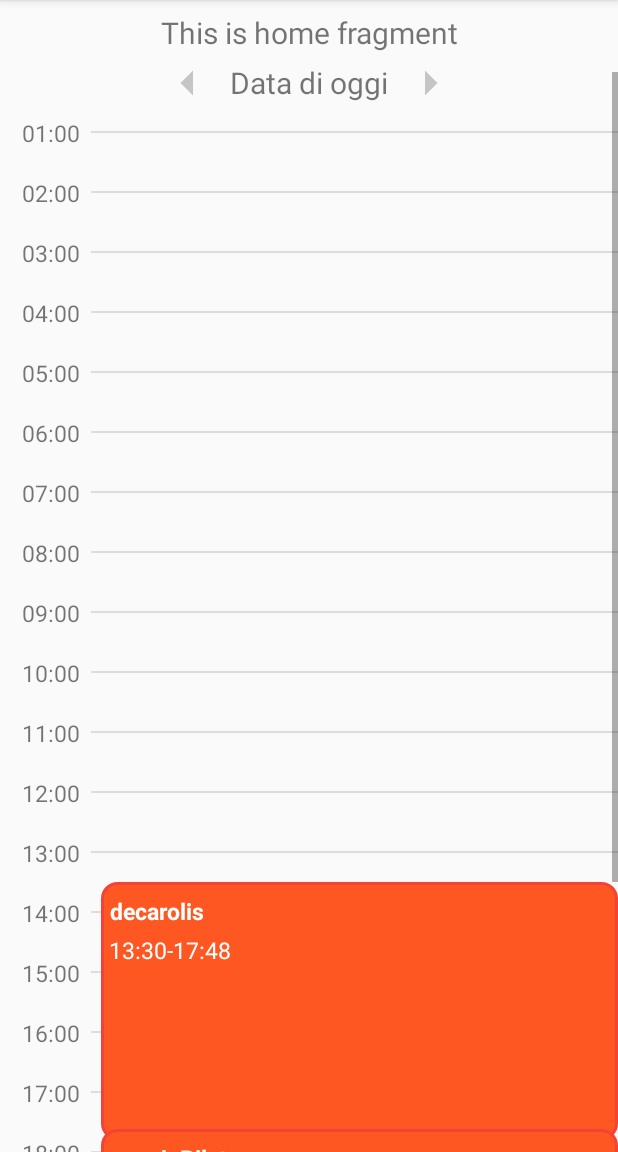
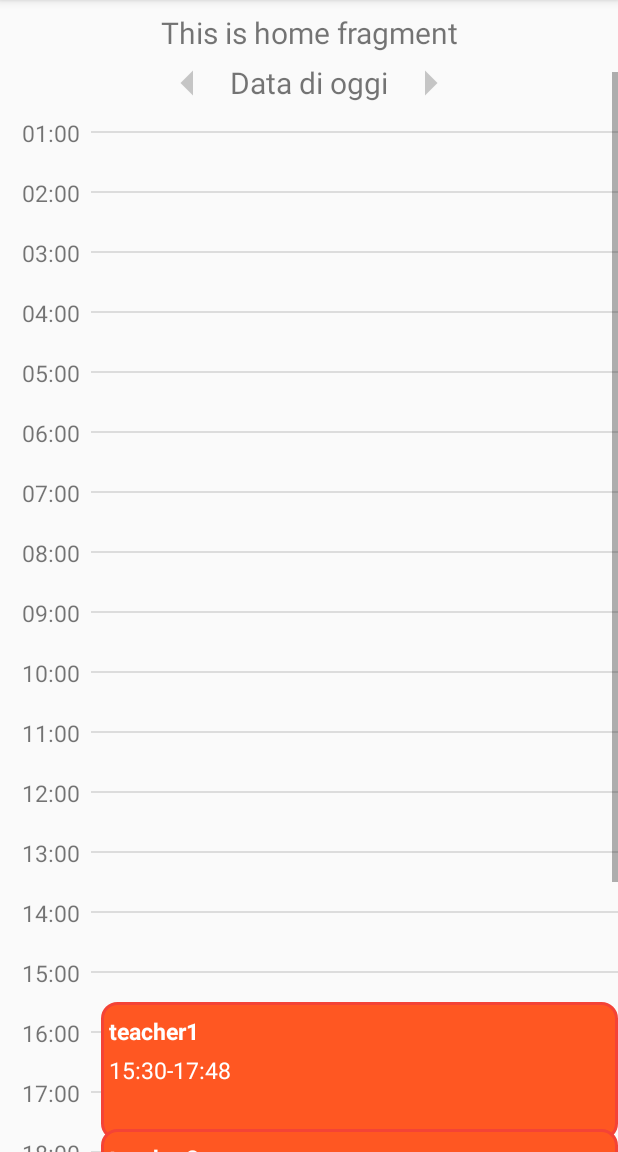
Before and after one commit to davideC00/lesson-calendar-app, an Android app: the fragment HomeFragment shown on its own in the app's theme, on a phone screen of 412 x 824 dp, the part 84-1236 px from its top. Run offline under Robolectric (Android 15) with nearby library versions, the phone set to English and light mode, and no system bars.

Commit message:
DOC: Code organization

```diff
--- a/src/main/java/it/uniba/di/sms/orariolezioni/data/DbHandler.java
+++ b/src/main/java/it/uniba/di/sms/orariolezioni/data/DbHandler.java
@@ -85,4 +85,6 @@ public class DbHandler extends SQLiteOpenHelper {
         db.delete(TABLE_REQUEST, KEY_ID+" = ?",new String[]{String.valueOf(request.id)});
         db.close();
     }
+
+
 }
--- a/src/main/java/it/uniba/di/sms/orariolezioni/ui/home/HomeFragment.java
+++ b/src/main/java/it/uniba/di/sms/orariolezioni/ui/home/HomeFragment.java
@@ -43,12 +43,12 @@ public class HomeFragment extends Fragment {
         });
 
         // TODO retrieve data from viewmodel
-        Lesson lesson = new Lesson("decarolis",
-                (new GregorianCalendar(2012, 12, 3, 13, 30, 0)).getTime(),
+        Lesson lesson = new Lesson("teacher1",
+                (new GregorianCalendar(2012, 12, 3, 15, 30, 0)).getTime(),
                 (new GregorianCalendar(2012, 12, 3, 17, 48, 0)).getTime());
-        Lesson lesson2 = new Lesson( "ponzioPilato",
+        Lesson lesson2 = new Lesson( "teacher2",
                 (new GregorianCalendar(2012, 12, 3, 17, 38, 0)).getTime(),
-                (new GregorianCalendar(2012, 12, 3, 18, 48, 0)).getTime());
+                (new GregorianCalendar(2012, 12, 3, 19, 48, 0)).getTime());
 
         // Construct the data source
         ArrayList<Lesson> lessons = new ArrayList<Lesson>();
--- a/src/main/java/it/uniba/di/sms/orariolezioni/ui/home/LessonsAdapter.java
+++ b/src/main/java/it/uniba/di/sms/orariolezioni/ui/home/LessonsAdapter.java
@@ -41,9 +41,6 @@ public class LessonsAdapter extends ArrayAdapter<Lesson> {
 
         tvLessonTeacher.setText(lesson.teacher);
 
-
-
-
         // the duration(hours) is with 000 more so later there are less round errors
         // the real formula should have been (60*60*1000)
         long durationHours = (lesson.toDate.getTime() - lesson.fromDate.getTime())/(60 * 60);
@@ -54,10 +51,11 @@ public class LessonsAdapter extends ArrayAdapter<Lesson> {
         }
 
         ViewGroup.LayoutParams params =  convertView.getLayoutParams();
-        params.height = ((parent.getHeight()/24)*(int)durationHours)/1000;
+        params.height = getPositionFromTime(parent.getHeight(), (int)durationHours);
 
-        // Check if the height is less the TextView min
+
         if(params.height < tvLessonTeacher.getMinHeight()) {
+            // Restore minHeight
             params.height = tvLessonTeacher.getMinHeight();
         }else if (params.height > tvLessonTime.getTextSize()*4){
             // There is the space for displaying the time as text
@@ -74,17 +72,21 @@ public class LessonsAdapter extends ArrayAdapter<Lesson> {
         int hours = calendar.get(Calendar.HOUR_OF_DAY)*1000;
 
         // Distance beetween prev and actual item in listView
-        float distanceY = ((parent.getHeight()/24)*(hours + minutes))/1000;
+        //float distanceY = ((parent.getHeight()/24)*(hours + minutes))/1000;
+        int distanceY = getPositionFromTime(parent.getHeight(), hours + minutes);
         if(position != 0){
-            //if it's not the first lesson take the previus one and calculate the destance from it
+            //if it's not the first lesson take the previus one and calculate the correct distanceY
             View prevView = parent.getChildAt(position-1);
             distanceY = distanceY - prevView.getHeight();
-            Log.i("qwerty", "distancey " + ((parent.getHeight()/24)*(hours + minutes))/1000
-                    + " prevY " + prevView.getY() + " prevHei " + prevView.getHeight());
         }
 
         convertView.setY(distanceY);
 
         return convertView;
     }
+
+    // @param time has 000's more
+    private int getPositionFromTime(int totalLength, int time){
+        return ((totalLength/24)*time)/1000;
+    }
 }
--- a/src/main/res/layout/item_lesson.xml
+++ b/src/main/res/layout/item_lesson.xml
@@ -21,7 +21,6 @@
         android:id="@+id/tvLessonTime"
         android:layout_width="fill_parent"
         android:layout_height="wrap_content"
-        android:text="@string/appbar_scrolling_view_behavior"
         android:layout_below="@id/tvLessonTeacher"
         android:textColor="#FFFFFF"
         android:textSize="@dimen/time_textSize" />
```
